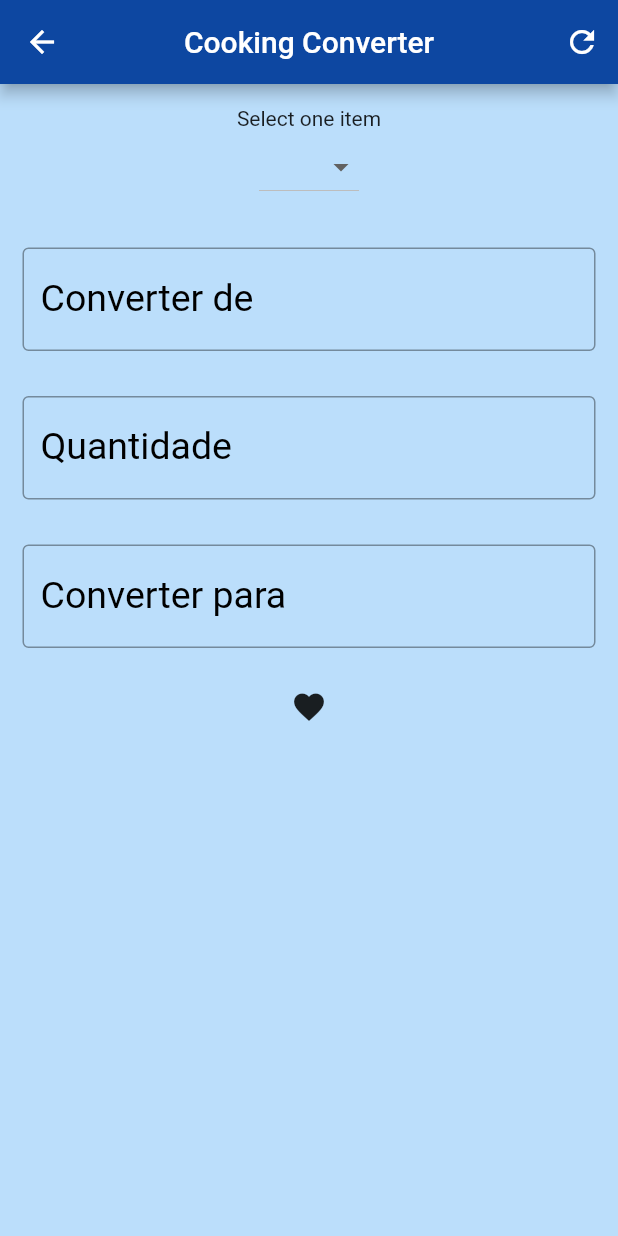
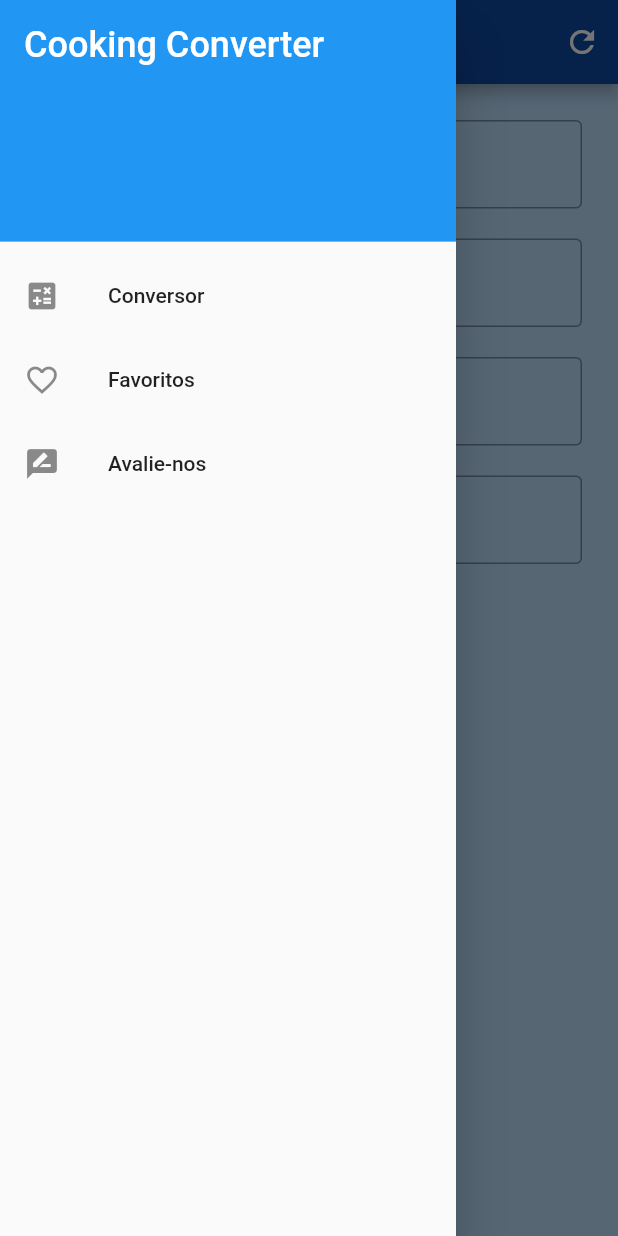
Before and after one commit to TeamMercuryDevelopment/Cooking_Converter, a Flutter app: the ProductForm screen opened directly, with the side drawer open (before the commit the screen has no drawer), on a phone screen of 412 x 824 dp. Run offline on Flutter 3.47's test engine with Material 2 defaults, Android fonts, the phone set to English and light mode, and no system bars; missing offline and left inert: dart:html.

Commit message:
✨ Screens created

```diff
--- a/lib/components/editor.dart
+++ /dev/null
@@ -1,30 +0,0 @@
-import 'package:flutter/material.dart';
-
-class Editor extends StatelessWidget {
-
-  final TextEditingController controller;
-  final String label;
-
-  Editor({
-    this.controller,
-    this.label,
-  });
-
-  @override
-  Widget build(BuildContext context) {
-    return Padding(
-      padding: EdgeInsets.all(15.0),
-      child: TextField(
-        controller: controller,
-        decoration: InputDecoration(
-          labelText: label,
-          labelStyle: TextStyle(color: Colors.black),
-          border: OutlineInputBorder(),
-        ),
-        style: TextStyle(
-            color: Colors.black, fontSize: 25.0
-        ),
-      ),
-    );
-  }
-}
--- a/lib/components/list_product.dart
+++ /dev/null
@@ -1,35 +0,0 @@
-import 'package:cooking_converter/models/product.dart';
-import 'package:flutter/material.dart';
-
-class ListProduct extends StatelessWidget {
-  final TextEditingController controller;
-  final Function onChange;
-  final List<DropdownMenuItem<Product>> dropdownMenuItems;
-  final Product selectedProduct;
-
-  ListProduct({
-    this.controller,
-    this.selectedProduct,
-    this.dropdownMenuItems,
-    this.onChange
-  });
-
-  @override
-  Widget build(BuildContext context) {
-    return Padding(
-      padding: EdgeInsets.all(15.0),
-      child: Center(
-        child: Column(
-          children: [
-            Text('Select one item'),
-            DropdownButton(
-              value: selectedProduct,
-              items: dropdownMenuItems,
-              onChanged: onChange,
-            ),
-          ],
-        ),
-      ),
-    );
-  }
-}
--- a/lib/models/product.dart
+++ /dev/null
@@ -1,16 +0,0 @@
-
-class Product {
-
-  int id;
-  String name;
-
-  Product(this.id, this.name);
-
-  static List<Product> getProducts() {
-    return <Product>[
-      Product(1, 'Arroz'),
-      Product(2, 'Feijão'),
-      Product(3, 'Sal'),
-    ];
-  }
-}
--- a/lib/models/product_controller.dart
+++ /dev/null
@@ -1,23 +0,0 @@
-import 'package:cooking_converter/models/product.dart';
-import 'package:flutter/material.dart';
-
-class ProductController {
-
-  TextEditingController productController = TextEditingController();
-  List<Product> products = Product.getProducts();
-  List<DropdownMenuItem<Product>> dropdownMenuItems;
-  Product selectedProduct;
-
-  List<DropdownMenuItem<Product>> buildDropdownMenuItems (List products) {
-    List<DropdownMenuItem<Product>> items = List();
-    for(Product product in products) {
-      items.add(
-        DropdownMenuItem(
-          value: product,
-          child: Text(product.name)
-        ),
-      );
-    }
-    return items;
-  }
-}
--- a/lib/screens/form.dart
+++ b/lib/screens/form.dart
@@ -1,17 +1,6 @@
-import 'package:cooking_converter/components/list_product.dart';
-import 'package:cooking_converter/models/product.dart';
-import 'package:cooking_converter/models/product_controller.dart';
+import 'dart:html';
+
 import 'package:flutter/material.dart';
-import 'package:cooking_converter/components/editor.dart';
-//import 'package:cooking_converter/models/product.dart';
-
-const _appBarTitle = "Cooking Converter";
-
-// const _labelProduct = "Produto";
-const _labelConvertFrom = "Converter de";
-const _labelValue = "Quantidade";
-const _labelConvertTo = "Converter para";
-
 
 class ProductForm extends StatefulWidget {
   @override
@@ -20,95 +9,95 @@ class ProductForm extends StatefulWidget {
 
 class _ProductFormState extends State<ProductForm> {
 
-  // TextEditingController _productController = TextEditingController();
-  TextEditingController _convertFromController = TextEditingController();
-  TextEditingController _valueController = TextEditingController();
-  TextEditingController _convertToController = TextEditingController();
-
-  GlobalKey<FormState> _formKey = GlobalKey<FormState>();
-
-  void _resetFields() {
-    // _productController.text = "";
-    _convertFromController.text = "";
-    _valueController.text = "";
-    _convertToController.text = "";
-
-    setState(() {
-      _formKey = GlobalKey<FormState>();
-    });
-  }
-
-  //void _clearAll() {
-  //  _productController.text = "";
-  //  _convertFromController.text = "";
-  //  _valueController.text = "";
-  //  _convertToController.text = "";
-  //}
-
-  final productController = ProductController();
-  Product _selectedProduct;
-
-  @override
-  void initState() {
-    productController.dropdownMenuItems = productController.buildDropdownMenuItems(productController.products);
-    productController.selectedProduct = productController.dropdownMenuItems[0].value;
-    super.initState();
-  }
-
-  onChangeDropdownItem(Product selectedProduct) {
-    setState(() {
-      _selectedProduct = selectedProduct;
-    });
-  }
-
   @override
   Widget build(BuildContext context) {
     return Scaffold(
         backgroundColor: Colors.blue[100],
         appBar: AppBar(
-          title: Text(_appBarTitle),
+          title: Text("Cooking Converter"),
           backgroundColor: Colors.blue[900],
           centerTitle: true,
           actions: <Widget>[
             IconButton(
               icon: Icon(Icons.refresh),
-              onPressed: _resetFields,
+              onPressed: () {},
             )
           ],
         ),
+        drawer: Drawer(
+          child: ListView(
+            padding: EdgeInsets.zero,
+            children: const <Widget>[
+              DrawerHeader(
+                decoration: BoxDecoration(
+                  color: Colors.blue,
+                ),
+                child: Text(
+                  'Cooking Converter',
+                  style: TextStyle(
+                    color: Colors.white,
+                    fontSize: 24,
+                  ),
+                ),
+              ),
+              ListTile(
+                leading: Icon(Icons.calculate),
+                title: Text('Conversor'),
+              ),
+              ListTile(
+                leading: Icon(Icons.favorite_outline_outlined),
+                title: Text('Favoritos'),
+              ),
+              ListTile(
+                leading: Icon(Icons.rate_review_rounded),
+                title: Text('Avalie-nos'),
+              ),
+            ],
+          ),
+        ),
         body: SingleChildScrollView(
-            child: Form(
-                key: _formKey,
-                child: Column(
-                  crossAxisAlignment: CrossAxisAlignment.stretch,
-                  children: <Widget>[
-                    ListProduct(
-                      controller: productController.productController,
-                      selectedProduct: _selectedProduct,
-                      dropdownMenuItems: productController.dropdownMenuItems,
-                      onChange: onChangeDropdownItem,
+            child: Padding(
+              padding: const EdgeInsets.all(24.0),
+              child: Column(
+                children: <Widget> [
+                  SizedBox(
+                    child: TextField(
+                      decoration: InputDecoration(
+                        border: OutlineInputBorder(),
+                        labelText: "Produto"
+                      ),
                     ),
-                    Editor(
-                      controller: _convertFromController,
-                      label: _labelConvertFrom,
+                  ),
+                  SizedBox(height: 20),
+                  SizedBox(
+                    child: TextField(
+                      decoration: InputDecoration(
+                        border: OutlineInputBorder(),
+                        labelText: "Converter de"
+                      ),
                     ),
-                    Editor(
-                      controller: _valueController,
-                      label: _labelValue,
+                  ),
+                  SizedBox(height: 20),
+                  SizedBox(
+                    child: TextField(
+                      decoration: InputDecoration(
+                        border: OutlineInputBorder(),
+                        labelText: "Quantidade"
+                      ),
                     ),
-                    Editor(
-                      controller: _convertToController,
-                      label: _labelConvertTo,
+                  ),
+                  SizedBox(height: 20),
+                  SizedBox(
+                    child: TextField(
+                      decoration: InputDecoration(
+                        border: OutlineInputBorder(),
+                        labelText: "Converter para"
+                      ),
                     ),
-                    IconButton(
-                      icon: Icon(Icons.favorite),
-                      onPressed: () {
-
-                      },
-                    )
-                  ],
-                )
-            )
+                  ),
+                ],
+                ),
+            ),
         )
     );
   }
```
Also changed, not shown: lib/main.dart (+4 -4 lines), lib/screens/favorites.dart (+53 -24 lines).
